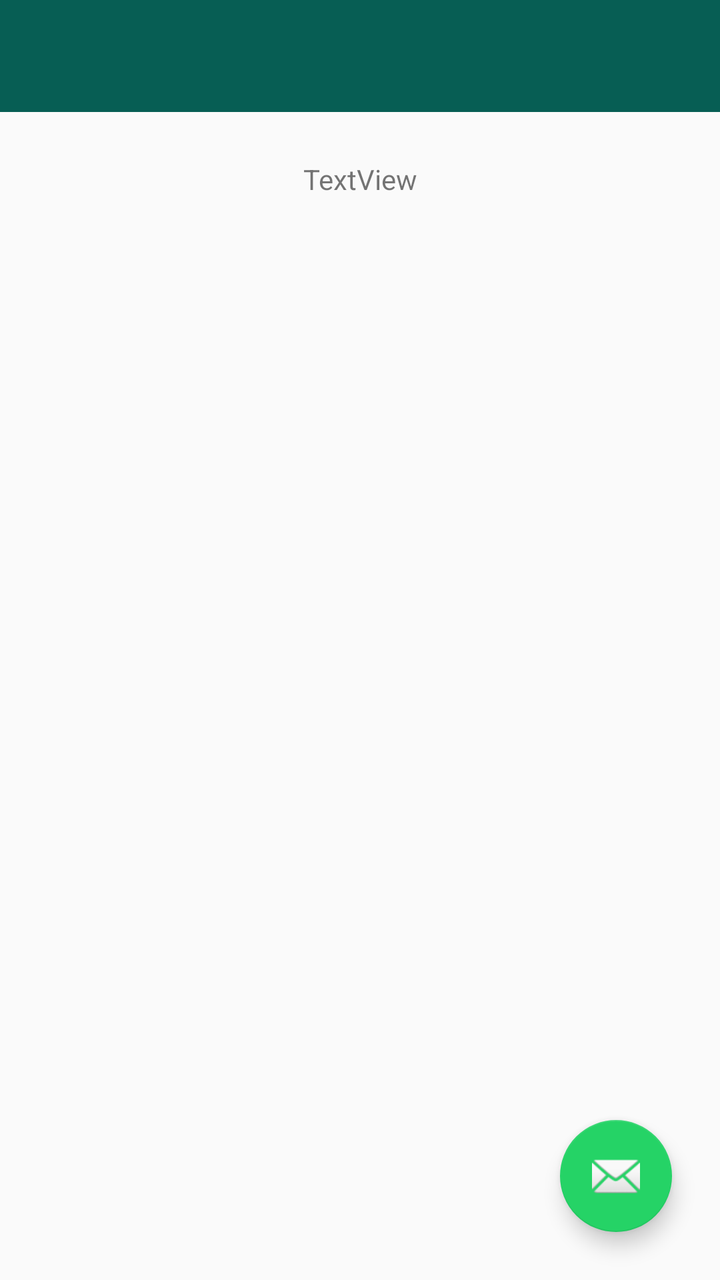
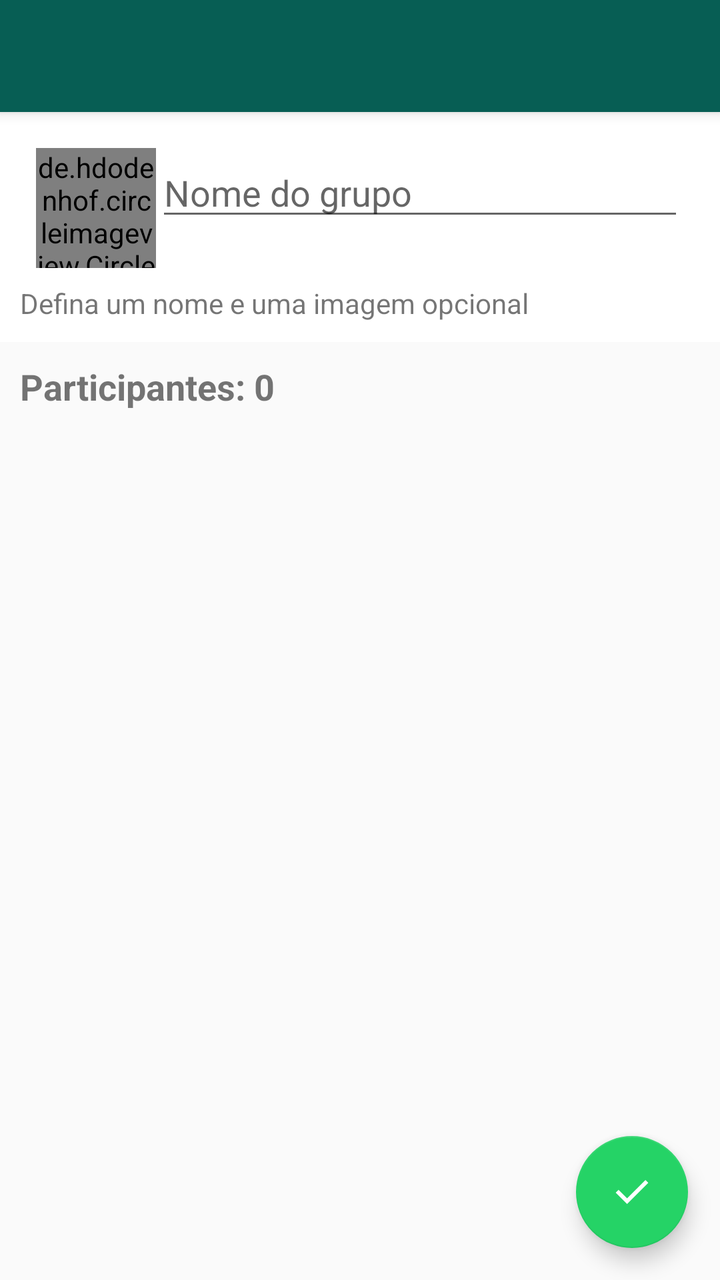

Two renders of the same Android screen: before a commit and after it. Below are the layout's source before the change and the commit's diff.
<!-- AndroidManifest.xml: application theme Theme.WhatsApp -->
<!-- res/layout/activity_cadastro_grupo.xml -->
<?xml version="1.0" encoding="utf-8"?>
<androidx.constraintlayout.widget.ConstraintLayout xmlns:android="http://schemas.android.com/apk/res/android"
    xmlns:app="http://schemas.android.com/apk/res-auto"
    xmlns:tools="http://schemas.android.com/tools"
    android:layout_width="match_parent"
    android:layout_height="match_parent"
    android:fitsSystemWindows="true"
    tools:context=".activity.CadastroGrupoActivity">

    <com.google.android.material.appbar.AppBarLayout
        android:id="@+id/appBarLayout"
        android:layout_width="match_parent"
        android:layout_height="wrap_content"
        android:fitsSystemWindows="true"
        app:layout_constraintEnd_toEndOf="parent"
        app:layout_constraintStart_toStartOf="parent"
        app:layout_constraintTop_toTopOf="parent">

        <com.google.android.material.appbar.MaterialToolbar
            android:id="@+id/toolbar"
            android:layout_width="match_parent"
            android:layout_height="?attr/actionBarSize" />

    </com.google.android.material.appbar.AppBarLayout>

    <com.google.android.material.floatingactionbutton.FloatingActionButton
        android:id="@+id/fab"
        android:layout_width="wrap_content"
        android:layout_height="wrap_content"
        android:layout_gravity="bottom|end"
        android:layout_marginEnd="24dp"
        android:layout_marginBottom="24dp"
        app:layout_constraintBottom_toBottomOf="parent"
        app:layout_constraintEnd_toEndOf="parent"
        app:srcCompat="@android:drawable/ic_dialog_email" />

    <TextView
        android:id="@+id/textTotal"
        android:layout_width="wrap_content"
        android:layout_height="wrap_content"
        android:layout_marginTop="24dp"
        android:text="TextView"
        app:layout_constraintEnd_toEndOf="parent"
        app:layout_constraintStart_toStartOf="parent"
        app:layout_constraintTop_toBottomOf="@+id/appBarLayout" />

</androidx.constraintlayout.widget.ConstraintLayout>
<!-- resources referenced by this layout -->
<resources>
  <style name="Theme.WhatsApp" parent="Base.Theme.WhatsApp" />
  <style name="Base.Theme.WhatsApp" parent="Theme.AppCompat.DayNight.NoActionBar">
          <item name="colorPrimary">@color/colorPrimary</item>
          <item name="colorAccent">@color/colorAccent</item>
          <item name="android:statusBarColor">@color/statusBarColor</item>
      </style>
  <color name="colorPrimary">#075E54</color>
  <color name="colorAccent">#25D366</color>
  <color name="statusBarColor">#054D44</color>
</resources>

<!-- the commit's change to res/layout/activity_cadastro_grupo.xml (unified diff, before → after) -->
@@ -1,5 +1,5 @@
 <?xml version="1.0" encoding="utf-8"?>
-<androidx.constraintlayout.widget.ConstraintLayout xmlns:android="http://schemas.android.com/apk/res/android"
+<androidx.coordinatorlayout.widget.CoordinatorLayout xmlns:android="http://schemas.android.com/apk/res/android"
     xmlns:app="http://schemas.android.com/apk/res-auto"
     xmlns:tools="http://schemas.android.com/tools"
     android:layout_width="match_parent"
@@ -8,13 +8,9 @@
     tools:context=".activity.CadastroGrupoActivity">
 
     <com.google.android.material.appbar.AppBarLayout
-        android:id="@+id/appBarLayout"
         android:layout_width="match_parent"
         android:layout_height="wrap_content"
-        android:fitsSystemWindows="true"
-        app:layout_constraintEnd_toEndOf="parent"
-        app:layout_constraintStart_toStartOf="parent"
-        app:layout_constraintTop_toTopOf="parent">
+        android:fitsSystemWindows="true">
 
         <com.google.android.material.appbar.MaterialToolbar
             android:id="@+id/toolbar"
@@ -23,25 +19,85 @@
 
     </com.google.android.material.appbar.AppBarLayout>
 
+    <include layout="@layout/content_cadastro_grupo" />
+
     <com.google.android.material.floatingactionbutton.FloatingActionButton
         android:id="@+id/fab"
         android:layout_width="wrap_content"
         android:layout_height="wrap_content"
         android:layout_gravity="bottom|end"
-        android:layout_marginEnd="24dp"
-        android:layout_marginBottom="24dp"
-        app:layout_constraintBottom_toBottomOf="parent"
-        app:layout_constraintEnd_toEndOf="parent"
-        app:srcCompat="@android:drawable/ic_dialog_email" />
+        android:layout_marginEnd="@dimen/fab_margin"
+        android:layout_marginBottom="16dp"
+        app:fabSize="normal"
+        app:srcCompat="@drawable/ic_check" />
 
-    <TextView
-        android:id="@+id/textTotal"
-        android:layout_width="wrap_content"
+</androidx.coordinatorlayout.widget.CoordinatorLayout>
+<!-- res/layout/content_cadastro_grupo.xml (included above) -->
+<?xml version="1.0" encoding="utf-8"?>
+<LinearLayout xmlns:android="http://schemas.android.com/apk/res/android"
+    xmlns:app="http://schemas.android.com/apk/res-auto"
+    xmlns:tools="http://schemas.android.com/tools"
+    android:layout_width="match_parent"
+    android:layout_height="match_parent"
+    android:orientation="vertical"
+    app:layout_behavior="@string/appbar_scrolling_view_behavior" >
+
+    <LinearLayout
+        android:layout_width="match_parent"
         android:layout_height="wrap_content"
-        android:layout_marginTop="24dp"
-        android:text="TextView"
-        app:layout_constraintEnd_toEndOf="parent"
-        app:layout_constraintStart_toStartOf="parent"
-        app:layout_constraintTop_toBottomOf="@+id/appBarLayout" />
+        android:background="@color/white"
+        android:orientation="vertical"
+        android:padding="10dp">
 
-</androidx.constraintlayout.widget.ConstraintLayout>
+        <LinearLayout
+            android:layout_width="match_parent"
+            android:layout_height="wrap_content"
+            android:orientation="horizontal"
+            android:padding="8dp">
+
+            <de.hdodenhof.circleimageview.CircleImageView
+                android:id="@+id/circleImageGrupo"
+                android:layout_width="60dp"
+                android:layout_height="60dp"
+                android:src="@drawable/padrao" />
+
+            <EditText
+                android:id="@+id/editTextNomeGrupo"
+                android:layout_width="wrap_content"
+                android:layout_height="wrap_content"
+                android:layout_weight="1"
+                android:ems="10"
+                android:hint="@string/nome_do_grupo"
+                android:inputType="text" />
+
+        </LinearLayout>
+
+        <TextView
+            android:id="@+id/textView3"
+            android:layout_width="match_parent"
+            android:layout_height="wrap_content"
+            android:text="@string/nome_imagem_grupo" />
+
+    </LinearLayout>
+
+    <LinearLayout
+        android:layout_width="match_parent"
+        android:layout_height="match_parent"
+        android:orientation="vertical"
+        android:padding="10dp">
+
+        <TextView
+            android:id="@+id/textTotalParticipantes"
+            android:layout_width="match_parent"
+            android:layout_height="wrap_content"
+            android:text="Participantes: 0"
+            android:textSize="18sp"
+            android:textStyle="bold" />
+
+        <androidx.recyclerview.widget.RecyclerView
+            android:id="@+id/recyclerMembrosGrupo"
+            android:layout_width="match_parent"
+            android:layout_height="match_parent" />
+    </LinearLayout>
+
+</LinearLayout>
<!-- resource entries referenced after the edit -->
@@ -1,5 +1,21 @@
 <!-- resources referenced by this layout -->
 <resources>
+  <color name="white">#FFFFFFFF</color>
+  <dimen name="fab_margin">16dp</dimen>
+  <!-- drawable ic_check (drawable) -->
+  <vector xmlns:android="http://schemas.android.com/apk/res/android"
+      android:width="24dp"
+      android:height="24dp"
+      android:viewportWidth="960"
+      android:viewportHeight="960"
+      android:tint="@android:color/white">
+    <path
+        android:fillColor="@android:color/white"
+        android:pathData="M382,720L154,492L211,435L382,606L749,239L806,296L382,720Z"/>
+  </vector>
+  <!-- drawable padrao: jpg bitmap (drawable, 3389 bytes) -->
+  <string name="nome_do_grupo">Nome do grupo</string>
+  <string name="nome_imagem_grupo">Defina um nome e uma imagem opcional</string>
   <style name="Theme.WhatsApp" parent="Base.Theme.WhatsApp" />
   <style name="Base.Theme.WhatsApp" parent="Theme.AppCompat.DayNight.NoActionBar">
           <item name="colorPrimary">@color/colorPrimary</item>
